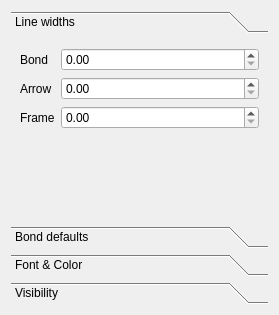
Above: libmolsketch/scenepropertieswidget.ui from timvdm/Molsketch before the change. Below: the same form after it.
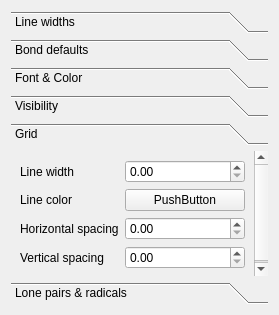
That is the form after the change. The open tabs and pages were chosen to show the change. Custom widgets are drawn as their Qt base class.

Commit message: Add remaining settings items and their connections to UI

```diff
--- a/libmolsketch/scenepropertieswidget.ui
+++ b/libmolsketch/scenepropertieswidget.ui
@@ -22,7 +22,7 @@
         <x>0</x>
         <y>0</y>
         <width>261</width>
-        <height>189</height>
+        <height>135</height>
        </rect>
       </property>
       <attribute name="label">
@@ -205,6 +205,110 @@
        </item>
       </layout>
      </widget>
+     <widget class="QWidget" name="gridSettings">
+      <property name="geometry">
+       <rect>
+        <x>0</x>
+        <y>0</y>
+        <width>261</width>
+        <height>135</height>
+       </rect>
+      </property>
+      <attribute name="label">
+       <string>Grid</string>
+      </attribute>
+      <layout class="QFormLayout" name="formLayout_4">
+       <item row="0" column="0">
+        <widget class="QLabel" name="gridLineWidthLabel">
+         <property name="text">
+          <string>Line width</string>
+         </property>
+        </widget>
+       </item>
+       <item row="0" column="1">
+        <widget class="QDoubleSpinBox" name="gridLineWidth"/>
+       </item>
+       <item row="1" column="0">
+        <widget class="QLabel" name="gridColorSpacing">
+         <property name="text">
+          <string>Line color</string>
+         </property>
+        </widget>
+       </item>
+       <item row="1" column="1">
+        <widget class="Molsketch::ColorButton" name="gridColor">
+         <property name="text">
+          <string>PushButton</string>
+         </property>
+        </widget>
+       </item>
+       <item row="2" column="0">
+        <widget class="QLabel" name="gridHorizontalSpacingLabel">
+         <property name="text">
+          <string>Horizontal spacing</string>
+         </property>
+        </widget>
+       </item>
+       <item row="2" column="1">
+        <widget class="QDoubleSpinBox" name="gridHorizontalSpacing"/>
+       </item>
+       <item row="3" column="0">
+        <widget class="QLabel" name="gridVerticalSpacingLabel">
+         <property name="text">
+          <string>Vertical spacing</string>
+         </property>
+        </widget>
+       </item>
+       <item row="3" column="1">
+        <widget class="QDoubleSpinBox" name="gridVerticalSpacing"/>
+       </item>
+      </layout>
+     </widget>
+     <widget class="QWidget" name="page">
+      <property name="geometry">
+       <rect>
+        <x>0</x>
+        <y>0</y>
+        <width>261</width>
+        <height>135</height>
+       </rect>
+      </property>
+      <attribute name="label">
+       <string>Lone pairs &amp;&amp; radicals</string>
+      </attribute>
+      <layout class="QFormLayout" name="formLayout_5">
+       <item row="0" column="0">
+        <widget class="QLabel" name="lonePairLineWidthLabel">
+         <property name="text">
+          <string>Lone pair line width</string>
+         </property>
+        </widget>
+       </item>
+       <item row="0" column="1">
+        <widget class="QDoubleSpinBox" name="lonePairLineWidth"/>
+       </item>
+       <item row="1" column="0">
+        <widget class="QLabel" name="lonePairLengthLabel">
+         <property name="text">
+          <string>Lone pair length</string>
+         </property>
+        </widget>
+       </item>
+       <item row="1" column="1">
+        <widget class="QDoubleSpinBox" name="lonePairLength"/>
+       </item>
+       <item row="2" column="0">
+        <widget class="QLabel" name="radicalDiameterLabel">
+         <property name="text">
+          <string>Radical diameter</string>
+         </property>
+        </widget>
+       </item>
+       <item row="2" column="1">
+        <widget class="QDoubleSpinBox" name="radicalDiameter"/>
+       </item>
+      </layout>
+     </widget>
     </widget>
    </item>
   </layout>
```
Left out of the diff: 8 changed lines with no effect on the pictures. The commit also changes 3 other files.
